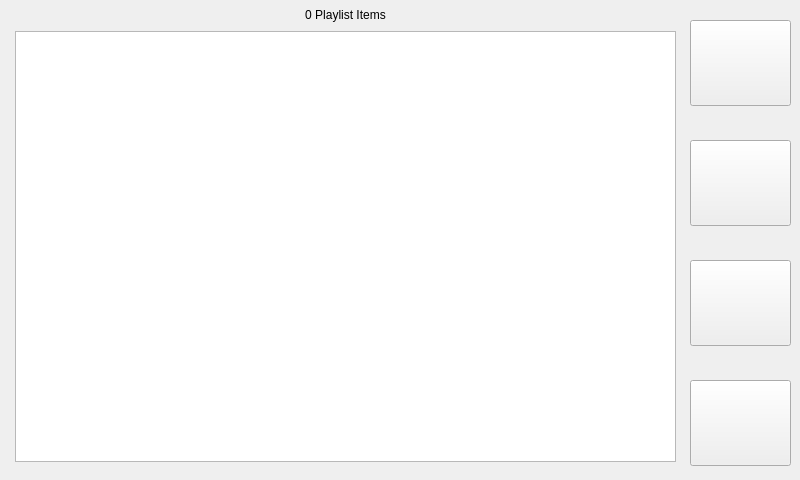
This is src/visual_elements/main_window.ui in anthony-mills/nomadicpi as Qt 5 draws it before an edit. The edited form follows.
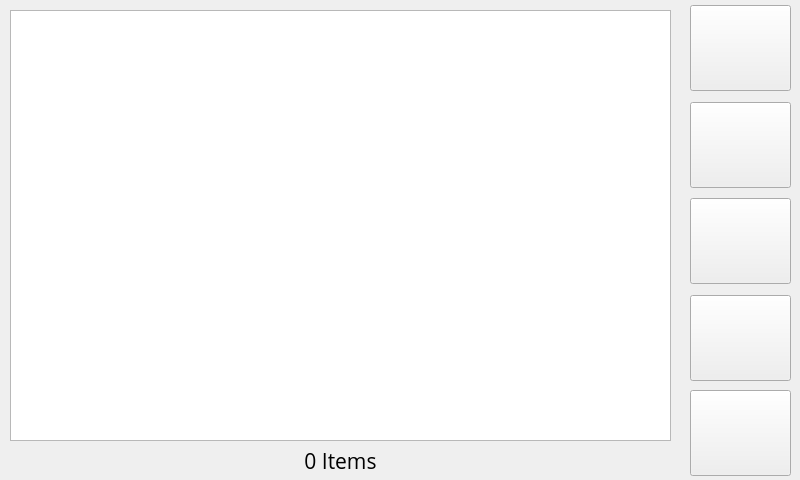
This is the edited form. The open tabs and pages were chosen to show the change. Icons and pictures are not drawn.

Commit message: Added page for managing the current playlist

The edit to the form file:
```diff
--- a/src/visual_elements/main_window.ui
+++ b/src/visual_elements/main_window.ui
@@ -551,7 +551,7 @@
      <property name="geometry">
       <rect>
        <x>690</x>
-       <y>140</y>
+       <y>198</y>
        <width>101</width>
        <height>86</height>
       </rect>
@@ -575,24 +575,51 @@
     <widget class="QListWidget" name="PlaylistContents">
      <property name="geometry">
       <rect>
-       <x>15</x>
-       <y>31</y>
+       <x>10</x>
+       <y>10</y>
        <width>661</width>
        <height>431</height>
       </rect>
      </property>
+     <property name="showDropIndicator" stdset="0">
+      <bool>false</bool>
+     </property>
+     <property name="viewMode">
+      <enum>QListView::ListMode</enum>
+     </property>
+     <property name="batchSize">
+      <number>2000</number>
+     </property>
+     <property name="wordWrap">
+      <bool>true</bool>
+     </property>
+     <property name="selectionRectVisible">
+      <bool>true</bool>
+     </property>
+     <property name="currentRow">
+      <number>-1</number>
+     </property>
+     <property name="sortingEnabled">
+      <bool>false</bool>
+     </property>
     </widget>
     <widget class="QLabel" name="PlaylistCount">
      <property name="geometry">
       <rect>
-       <x>20</x>
-       <y>-1</y>
-       <width>651</width>
-       <height>31</height>
+       <x>10</x>
+       <y>440</y>
+       <width>661</width>
+       <height>41</height>
       </rect>
      </property>
+     <property name="font">
+      <font>
+       <family>Open Sans</family>
+       <pointsize>16</pointsize>
+      </font>
+     </property>
      <property name="text">
-      <string>0 Playlist Items</string>
+      <string>0 Items</string>
      </property>
      <property name="alignment">
       <set>Qt::AlignCenter</set>
@@ -602,7 +629,7 @@
      <property name="geometry">
       <rect>
        <x>690</x>
-       <y>20</y>
+       <y>5</y>
        <width>101</width>
        <height>86</height>
       </rect>
@@ -627,7 +654,7 @@
      <property name="geometry">
       <rect>
        <x>690</x>
-       <y>380</y>
+       <y>390</y>
        <width>101</width>
        <height>86</height>
       </rect>
@@ -652,7 +679,7 @@
      <property name="geometry">
       <rect>
        <x>690</x>
-       <y>260</y>
+       <y>102</y>
        <width>101</width>
        <height>86</height>
       </rect>
@@ -673,6 +700,35 @@
       </size>
      </property>
     </widget>
+    <widget class="QPushButton" name="CollectionButton2">
+     <property name="geometry">
+      <rect>
+       <x>690</x>
+       <y>295</y>
+       <width>101</width>
+       <height>86</height>
+      </rect>
+     </property>
+     <property name="toolTip">
+      <string>Skip Song</string>
+     </property>
+     <property name="statusTip">
+      <string>Browse Collection</string>
+     </property>
+     <property name="text">
+      <string/>
+     </property>
+     <property name="icon">
+      <iconset theme="tools-media-optical-copy">
+       <normaloff>.</normaloff>.</iconset>
+     </property>
+     <property name="iconSize">
+      <size>
+       <width>80</width>
+       <height>80</height>
+      </size>
+     </property>
+    </widget>
    </widget>
   </widget>
  </widget>
```
Left out of the diff: 50 changed lines with no effect on the pictures. The commit also changes 7 other files.
